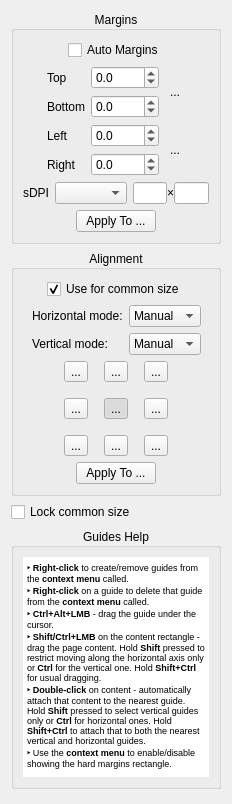
Before: the Qt Designer form src/core/filters/page_layout/OptionsWidget.ui in karnigen/scantailor-advanced, drawn with Qt 5.
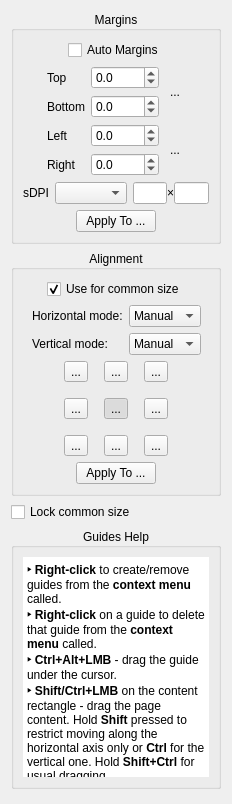
After: the same form once the commit is applied. Icons and pictures are not drawn. Custom widgets are drawn as their Qt base class.

Commit message:
Make guide help text zoom consistently
Use a shared 7pt default font so all guide instructions scale together with Ctrl+Wheel.

Diff of the .ui file:
```diff
--- a/src/core/filters/page_layout/OptionsWidget.ui
+++ b/src/core/filters/page_layout/OptionsWidget.ui
@@ -994,13 +994,13 @@
          <string>&lt;!DOCTYPE HTML PUBLIC &quot;-//W3C//DTD HTML 4.0//EN&quot; &quot;http://www.w3.org/TR/REC-html40/strict.dtd&quot;&gt;
 &lt;html&gt;&lt;head&gt;&lt;meta name=&quot;qrichtext&quot; content=&quot;1&quot; /&gt;&lt;style type=&quot;text/css&quot;&gt;
 p, li { white-space: pre-wrap; }
-&lt;/style&gt;&lt;/head&gt;&lt;body style=&quot; font-family:'MS Shell Dlg 2'; font-size:8.25pt; font-weight:400; font-style:normal;&quot;&gt;
-&lt;p style=&quot; margin-top:0px; margin-bottom:0px; margin-left:0px; margin-right:0px; -qt-block-indent:0; text-indent:0px;&quot;&gt;&lt;span style=&quot; font-size:7pt; font-weight:600;&quot;&gt;‣ Right-click&lt;/span&gt;&lt;span style=&quot; font-size:7pt;&quot;&gt; to create/remove guides from the &lt;/span&gt;&lt;span style=&quot; font-size:7pt; font-weight:600;&quot;&gt;context menu&lt;/span&gt;&lt;span style=&quot; font-size:7pt;&quot;&gt; called.&lt;/span&gt;&lt;/p&gt;
-&lt;p style=&quot; margin-top:0px; margin-bottom:0px; margin-left:0px; margin-right:0px; -qt-block-indent:0; text-indent:0px;&quot;&gt;&lt;span style=&quot; font-size:7pt; font-weight:600;&quot;&gt;‣ Right-click&lt;/span&gt;&lt;span style=&quot; font-size:7pt;&quot;&gt; on a guide to delete that guide from the &lt;/span&gt;&lt;span style=&quot; font-size:7pt; font-weight:600;&quot;&gt;context menu&lt;/span&gt;&lt;span style=&quot; font-size:7pt;&quot;&gt; called.&lt;/span&gt;&lt;/p&gt;
-&lt;p style=&quot; margin-top:0px; margin-bottom:0px; margin-left:0px; margin-right:0px; -qt-block-indent:0; text-indent:0px;&quot;&gt;&lt;span style=&quot; font-size:7pt; font-weight:600;&quot;&gt;‣ Ctrl+Alt+LMB&lt;/span&gt;&lt;span style=&quot; font-size:7pt;&quot;&gt; - drag the guide under the cursor.&lt;/span&gt;&lt;/p&gt;
-&lt;p style=&quot; margin-top:0px; margin-bottom:0px; margin-left:0px; margin-right:0px; -qt-block-indent:0; text-indent:0px;&quot;&gt;&lt;span style=&quot; font-size:7pt; font-weight:600;&quot;&gt;‣ Shift/Ctrl+LMB&lt;/span&gt;&lt;span style=&quot; font-size:7pt;&quot;&gt; on the content rectangle - drag the page content. Hold &lt;/span&gt;&lt;span style=&quot; font-size:7pt; font-weight:600;&quot;&gt;Shift&lt;/span&gt;&lt;span style=&quot; font-size:7pt;&quot;&gt; pressed to restrict moving along the horizontal axis only or &lt;/span&gt;&lt;span style=&quot; font-size:7pt; font-weight:600;&quot;&gt;Ctrl&lt;/span&gt;&lt;span style=&quot; font-size:7pt;&quot;&gt; for the vertical one. Hold &lt;/span&gt;&lt;span style=&quot; font-size:7pt; font-weight:600;&quot;&gt;Shift+Ctrl&lt;/span&gt;&lt;span style=&quot; font-size:7pt;&quot;&gt; for usual dragging.&lt;/span&gt;&lt;/p&gt;
-&lt;p style=&quot; margin-top:0px; margin-bottom:0px; margin-left:0px; margin-right:0px; -qt-block-indent:0; text-indent:0px;&quot;&gt;&lt;span style=&quot; font-size:7pt; font-weight:600;&quot;&gt;‣ Double-click&lt;/span&gt;&lt;span style=&quot; font-size:7pt;&quot;&gt; on content - automatically attach that content to the nearest guide. Hold &lt;/span&gt;&lt;span style=&quot; font-size:7pt; font-weight:600;&quot;&gt;Shift&lt;/span&gt;&lt;span style=&quot; font-size:7pt;&quot;&gt; pressed to select vertical guides only or &lt;/span&gt;&lt;span style=&quot; font-size:7pt; font-weight:600;&quot;&gt;Ctrl&lt;/span&gt;&lt;span style=&quot; font-size:7pt;&quot;&gt; for horizontal ones. Hold &lt;/span&gt;&lt;span style=&quot; font-size:7pt; font-weight:600;&quot;&gt;Shift+Ctrl&lt;/span&gt;&lt;span style=&quot; font-size:7pt;&quot;&gt; to attach that to both the nearest vertical and horizontal guides.&lt;/span&gt;&lt;/p&gt;
-&lt;p style=&quot; margin-top:0px; margin-bottom:0px; margin-left:0px; margin-right:0px; -qt-block-indent:0; text-indent:0px;&quot;&gt;&lt;span style=&quot; font-size:7pt; font-weight:600;&quot;&gt;‣&lt;/span&gt;&lt;span style=&quot; font-size:7pt;&quot;&gt; Use the &lt;/span&gt;&lt;span style=&quot; font-size:7pt; font-weight:600;&quot;&gt;context menu&lt;/span&gt;&lt;span style=&quot; font-size:7pt;&quot;&gt; to enable/disable showing the hard margins rectangle.&lt;/span&gt;&lt;/p&gt;&lt;/body&gt;&lt;/html&gt;</string>
+&lt;/style&gt;&lt;/head&gt;&lt;body style=&quot; font-family:'MS Shell Dlg 2'; font-weight:400; font-style:normal;&quot;&gt;
+&lt;p style=&quot; margin-top:0px; margin-bottom:0px; margin-left:0px; margin-right:0px; -qt-block-indent:0; text-indent:0px;&quot;&gt;&lt;span style=&quot;  font-weight:600;&quot;&gt;‣ Right-click&lt;/span&gt;&lt;span style=&quot; &quot;&gt; to create/remove guides from the &lt;/span&gt;&lt;span style=&quot;  font-weight:600;&quot;&gt;context menu&lt;/span&gt;&lt;span style=&quot; &quot;&gt; called.&lt;/span&gt;&lt;/p&gt;
+&lt;p style=&quot; margin-top:0px; margin-bottom:0px; margin-left:0px; margin-right:0px; -qt-block-indent:0; text-indent:0px;&quot;&gt;&lt;span style=&quot;  font-weight:600;&quot;&gt;‣ Right-click&lt;/span&gt;&lt;span style=&quot; &quot;&gt; on a guide to delete that guide from the &lt;/span&gt;&lt;span style=&quot;  font-weight:600;&quot;&gt;context menu&lt;/span&gt;&lt;span style=&quot; &quot;&gt; called.&lt;/span&gt;&lt;/p&gt;
+&lt;p style=&quot; margin-top:0px; margin-bottom:0px; margin-left:0px; margin-right:0px; -qt-block-indent:0; text-indent:0px;&quot;&gt;&lt;span style=&quot;  font-weight:600;&quot;&gt;‣ Ctrl+Alt+LMB&lt;/span&gt;&lt;span style=&quot; &quot;&gt; - drag the guide under the cursor.&lt;/span&gt;&lt;/p&gt;
+&lt;p style=&quot; margin-top:0px; margin-bottom:0px; margin-left:0px; margin-right:0px; -qt-block-indent:0; text-indent:0px;&quot;&gt;&lt;span style=&quot;  font-weight:600;&quot;&gt;‣ Shift/Ctrl+LMB&lt;/span&gt;&lt;span style=&quot; &quot;&gt; on the content rectangle - drag the page content. Hold &lt;/span&gt;&lt;span style=&quot;  font-weight:600;&quot;&gt;Shift&lt;/span&gt;&lt;span style=&quot; &quot;&gt; pressed to restrict moving along the horizontal axis only or &lt;/span&gt;&lt;span style=&quot;  font-weight:600;&quot;&gt;Ctrl&lt;/span&gt;&lt;span style=&quot; &quot;&gt; for the vertical one. Hold &lt;/span&gt;&lt;span style=&quot;  font-weight:600;&quot;&gt;Shift+Ctrl&lt;/span&gt;&lt;span style=&quot; &quot;&gt; for usual dragging.&lt;/span&gt;&lt;/p&gt;
+&lt;p style=&quot; margin-top:0px; margin-bottom:0px; margin-left:0px; margin-right:0px; -qt-block-indent:0; text-indent:0px;&quot;&gt;&lt;span style=&quot;  font-weight:600;&quot;&gt;‣ Double-click&lt;/span&gt;&lt;span style=&quot; &quot;&gt; on content - automatically attach that content to the nearest guide. Hold &lt;/span&gt;&lt;span style=&quot;  font-weight:600;&quot;&gt;Shift&lt;/span&gt;&lt;span style=&quot; &quot;&gt; pressed to select vertical guides only or &lt;/span&gt;&lt;span style=&quot;  font-weight:600;&quot;&gt;Ctrl&lt;/span&gt;&lt;span style=&quot; &quot;&gt; for horizontal ones. Hold &lt;/span&gt;&lt;span style=&quot;  font-weight:600;&quot;&gt;Shift+Ctrl&lt;/span&gt;&lt;span style=&quot; &quot;&gt; to attach that to both the nearest vertical and horizontal guides.&lt;/span&gt;&lt;/p&gt;
+&lt;p style=&quot; margin-top:0px; margin-bottom:0px; margin-left:0px; margin-right:0px; -qt-block-indent:0; text-indent:0px;&quot;&gt;&lt;span style=&quot;  font-weight:600;&quot;&gt;‣&lt;/span&gt;&lt;span style=&quot; &quot;&gt; Use the &lt;/span&gt;&lt;span style=&quot;  font-weight:600;&quot;&gt;context menu&lt;/span&gt;&lt;span style=&quot; &quot;&gt; to enable/disable showing the hard margins rectangle.&lt;/span&gt;&lt;/p&gt;&lt;/body&gt;&lt;/html&gt;</string>
         </property>
         <property name="textInteractionFlags">
          <set>Qt::TextSelectableByKeyboard|Qt::TextSelectableByMouse</set>
```
The commit also changes 2 other files.
